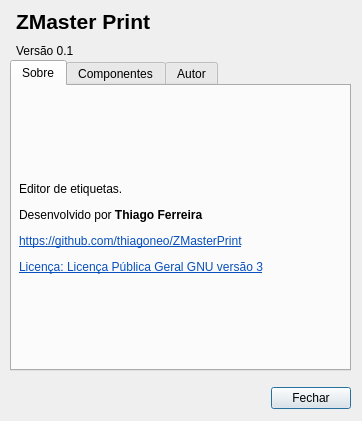
First picture: the form in aboutdlg.ui, repository thiagoneo/ZMasterPrint, before the edit.
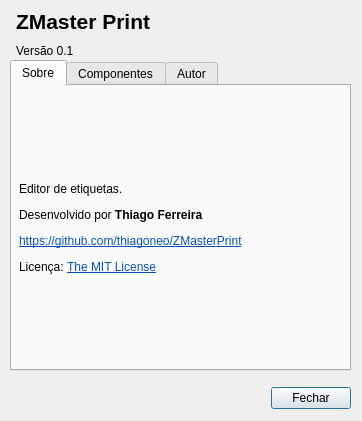
Second picture: the form after the edit. Icons and pictures are not drawn.

```diff
--- a/aboutdlg.ui
+++ b/aboutdlg.ui
@@ -39,7 +39,7 @@
       </rect>
      </property>
      <property name="text">
-      <string>&lt;html&gt;&lt;head/&gt;&lt;body&gt;&lt;p&gt;Editor de etiquetas.&lt;/p&gt;&lt;p&gt;Desenvolvido por &lt;span style=&quot; font-weight:600;&quot;&gt;Thiago Ferreira&lt;/span&gt;&lt;/p&gt;&lt;p&gt;&lt;a href=&quot;https://github.com/thiagoneo/ZMasterPrint&quot;&gt;&lt;span style=&quot; text-decoration: underline; color:#0850bd;&quot;&gt;https://github.com/thiagoneo/ZMasterPrint&lt;/span&gt;&lt;/a&gt;&lt;/p&gt;&lt;p&gt;&lt;a href=&quot;https://www.gnu.org/licenses/gpl-3.0.html&quot;&gt;&lt;span style=&quot; text-decoration: underline; color:#0850bd;&quot;&gt;Licença: Licença Pública Geral GNU versão 3&lt;/span&gt;&lt;/a&gt;&lt;/p&gt;&lt;/body&gt;&lt;/html&gt;</string>
+      <string>&lt;html&gt;&lt;head/&gt;&lt;body&gt;&lt;p&gt;Editor de etiquetas.&lt;/p&gt;&lt;p&gt;Desenvolvido por &lt;span style=&quot; font-weight:600;&quot;&gt;Thiago Ferreira&lt;/span&gt;&lt;/p&gt;&lt;p&gt;&lt;a href=&quot;https://github.com/thiagoneo/ZMasterPrint&quot;&gt;&lt;span style=&quot; text-decoration: underline; color:#0850bd;&quot;&gt;https://github.com/thiagoneo/ZMasterPrint&lt;/span&gt;&lt;/a&gt;&lt;/p&gt;&lt;p&gt;Licença: &lt;a href=&quot;https://opensource.org/license/mit/&quot;&gt;&lt;span style=&quot; text-decoration: underline; color:#0850bd;&quot;&gt;The MIT License&lt;/span&gt;&lt;/a&gt;&lt;/p&gt;&lt;/body&gt;&lt;/html&gt;</string>
      </property>
     </widget>
    </widget>
```
